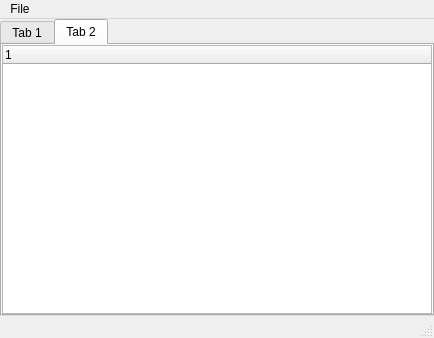
Above: src/gui/holderGUI/holderGUI.ui from erangre/Neutrino before the change. Below: the same form after it.
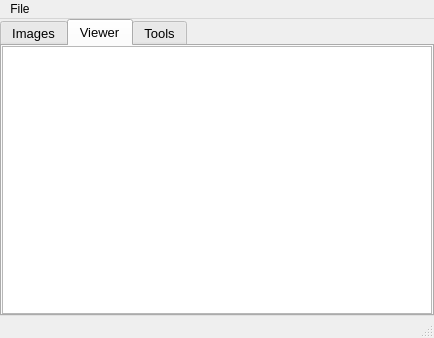
That is the form after the change. The open tabs and pages were chosen to show the change.

Diff of the .ui file:
```diff
--- a/src/gui/holderGUI/holderGUI.ui
+++ b/src/gui/holderGUI/holderGUI.ui
@@ -38,12 +38,17 @@
     </property>
     <item row="0" column="0">
      <widget class="QTabWidget" name="tabWidget">
+      <property name="font">
+       <font>
+        <pointsize>10</pointsize>
+       </font>
+      </property>
       <property name="currentIndex">
        <number>1</number>
       </property>
       <widget class="QWidget" name="tab">
        <attribute name="title">
-        <string>Tab 1</string>
+        <string>Images</string>
        </attribute>
        <layout class="QGridLayout" name="gridLayout">
         <property name="leftMargin">
@@ -63,9 +68,40 @@
           <property name="alternatingRowColors">
            <bool>true</bool>
           </property>
-          <attribute name="headerVisible">
-           <bool>false</bool>
-          </attribute>
+         </widget>
+        </item>
+       </layout>
+      </widget>
+      <widget class="QWidget" name="tab_2">
+       <attribute name="title">
+        <string>Viewer</string>
+       </attribute>
+       <layout class="QGridLayout" name="gridLayout_3">
+        <property name="leftMargin">
+         <number>0</number>
+        </property>
+        <property name="topMargin">
+         <number>0</number>
+        </property>
+        <property name="rightMargin">
+         <number>0</number>
+        </property>
+        <property name="bottomMargin">
+         <number>0</number>
+        </property>
+        <item row="0" column="0">
+         <widget class="QTreeWidget" name="viewerTree">
+          <property name="font">
+           <font>
+            <pointsize>10</pointsize>
+           </font>
+          </property>
+          <property name="alternatingRowColors">
+           <bool>true</bool>
+          </property>
+          <property name="headerHidden">
+           <bool>true</bool>
+          </property>
           <column>
            <property name="text">
             <string notr="true">1</string>
@@ -75,11 +111,11 @@
         </item>
        </layout>
       </widget>
-      <widget class="QWidget" name="tab_2">
+      <widget class="QWidget" name="tab_3">
        <attribute name="title">
-        <string>Tab 2</string>
+        <string>Tools</string>
        </attribute>
-       <layout class="QGridLayout" name="gridLayout_3">
+       <layout class="QGridLayout" name="gridLayout_4">
         <property name="leftMargin">
          <number>0</number>
         </property>
@@ -93,10 +129,18 @@
          <number>0</number>
         </property>
         <item row="0" column="0">
-         <widget class="QTreeWidget" name="windowTree">
+         <widget class="QTreeWidget" name="toolsTree">
+          <property name="font">
+           <font>
+            <pointsize>10</pointsize>
+           </font>
+          </property>
           <property name="alternatingRowColors">
            <bool>true</bool>
           </property>
+          <attribute name="headerVisible">
+           <bool>false</bool>
+          </attribute>
           <column>
            <property name="text">
             <string notr="true">1</string>
```
Left out of the diff: 9 changed lines with no effect on the pictures.
